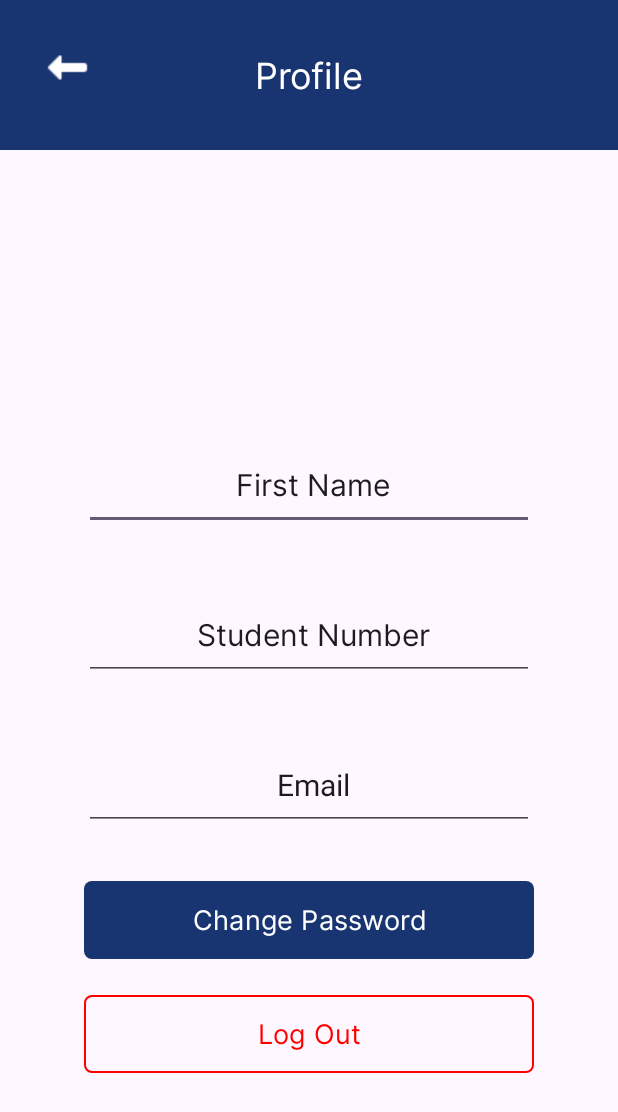
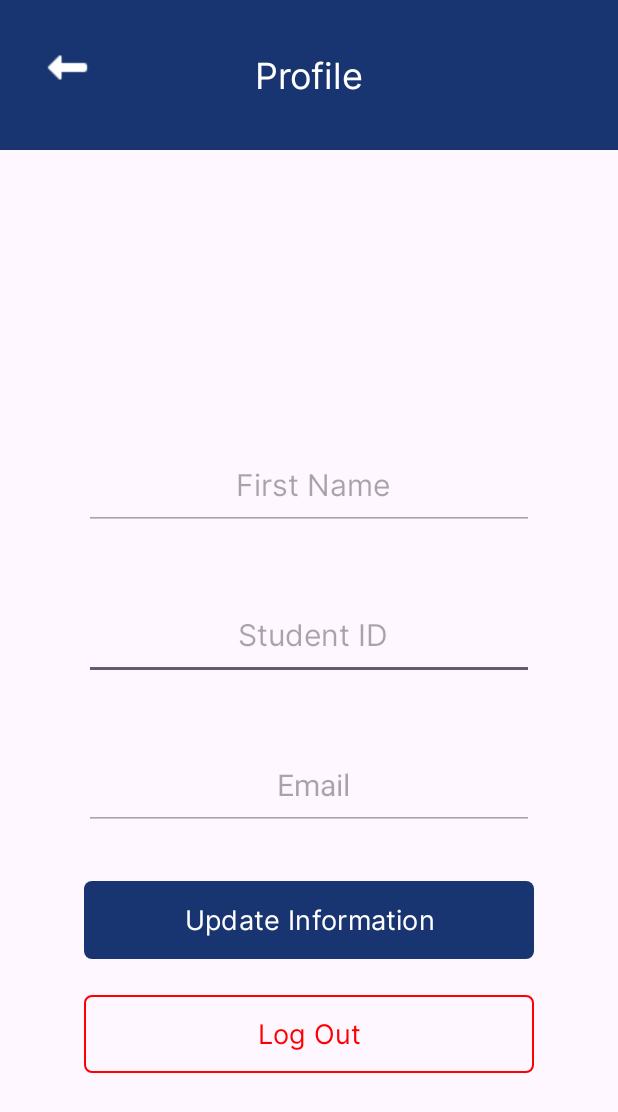
Before and after one commit to daniel-eullo/crowdCheckv2, an Android app: the profileActivity screen opened directly, with no data from a screen before it, on a phone screen of 412 x 824 dp. Shown: the top 1112 px of the screen. Run offline under Robolectric (Android 15) with nearby library versions, the phone set to English and light mode, and no system bars; our stand-ins replace Picasso.

```diff
--- a/app/src/main/res/layout/profile.xml
+++ b/app/src/main/res/layout/profile.xml
@@ -54,6 +54,7 @@
         android:layout_height="60dp"
         android:layout_marginTop="40dp"
         android:fontFamily="@font/interreg"
+        android:enabled="false"
         android:hint="First Name"
         android:paddingLeft="10dp"
         android:textAlignment="center"
@@ -70,29 +71,46 @@
     <EditText
         android:id="@+id/studentNumber"
         android:layout_width="300dp"
+        android:inputType="numberDecimal"
         android:layout_height="60dp"
         android:layout_marginTop="40dp"
         android:fontFamily="@font/interreg"
-        android:hint="Student Number"
+        android:hint="Student ID"
         android:paddingLeft="10dp"
         android:textAlignment="center"
         android:textColor="?android:attr/textColorPrimary"
         android:textColorHighlight="?android:attr/textColorPrimary"
-        android:textColorHint="?android:attr/textColorPrimary"
         android:textColorLink="?android:attr/textColorPrimary"
         android:textSize="20sp"
         app:layout_constraintEnd_toEndOf="parent"
         app:layout_constraintStart_toStartOf="parent"
         app:layout_constraintTop_toBottomOf="@+id/firstname" />
 
+<!--    <Button-->
+<!--        android:id="@+id/changepassword"-->
+<!--        android:layout_width="300dp"-->
+<!--        android:layout_height="60dp"-->
+<!--        android:layout_marginTop="30dp"-->
+<!--        android:clickable="true"-->
+<!--        android:fontFamily="@font/interreg"-->
+<!--        android:text="Change Password"-->
+<!--        android:textColor="@color/white"-->
+<!--        android:textColorHint="?android:attr/textColorPrimary"-->
+<!--        android:textSize="18dp"-->
+<!--        app:backgroundTint="@color/blue"-->
+<!--        app:cornerRadius="5dp"-->
+<!--        app:layout_constraintEnd_toEndOf="parent"-->
+<!--        app:layout_constraintStart_toStartOf="parent"-->
+<!--        app:layout_constraintTop_toBottomOf="@+id/email" />-->
+
     <Button
-        android:id="@+id/changepassword"
+        android:id="@+id/changeinfo"
         android:layout_width="300dp"
         android:layout_height="60dp"
         android:layout_marginTop="30dp"
         android:clickable="true"
         android:fontFamily="@font/interreg"
-        android:text="Change Password"
+        android:text="Update Information"
         android:textColor="@color/white"
         android:textColorHint="?android:attr/textColorPrimary"
         android:textSize="18dp"
@@ -116,7 +134,7 @@
         app:cornerRadius="5dp"
         app:layout_constraintEnd_toEndOf="parent"
         app:layout_constraintStart_toStartOf="parent"
-        app:layout_constraintTop_toBottomOf="@+id/changepassword"
+        app:layout_constraintTop_toBottomOf="@+id/changeinfo"
         app:strokeColor="#FF0000"
         app:strokeWidth="1.3dp" />
 
@@ -126,6 +144,7 @@
         android:layout_width="300dp"
         android:layout_height="60dp"
         android:layout_marginTop="40dp"
+        android:enabled="false"
         android:ems="10"
         android:hint="Email"
         android:inputType="textEmailAddress"
--- a/app/src/main/res/values/strings.xml
+++ b/app/src/main/res/values/strings.xml
@@ -1,3 +1,4 @@
 <resources>
     <string name="app_name">customchu</string>
+    <string name="server_client_id">17035764095-uf6qiftfii1a3sng19c6qvn36gfkbl42.apps.googleusercontent.com</string>
 </resources>
```
Also changed, not shown: app/src/main/java/com/example/customchu/MainActivity.java (+50 -8 lines), app/src/main/java/com/example/customchu/Profile.java (added, +32 -0 lines), app/src/main/java/com/example/customchu/ProfileViewModel.java (added, +29 -0 lines), app/src/main/java/com/example/customchu/profileActivity.java (+2 -8 lines).
